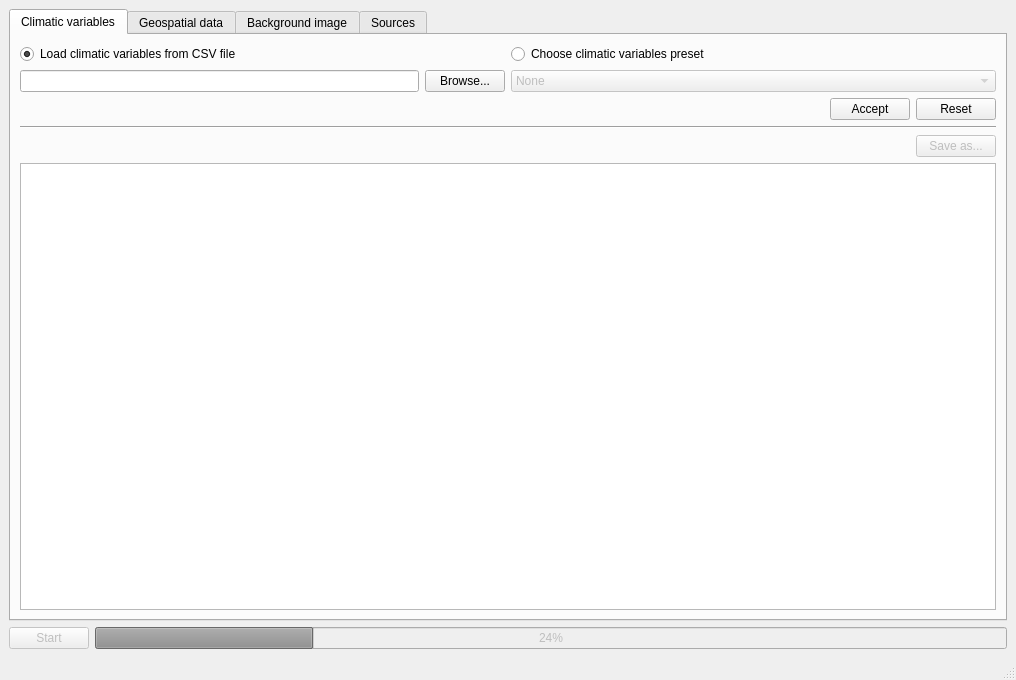
Qt form mainwindow.ui (czertyaka/gaussian_dispersal) before a commit.
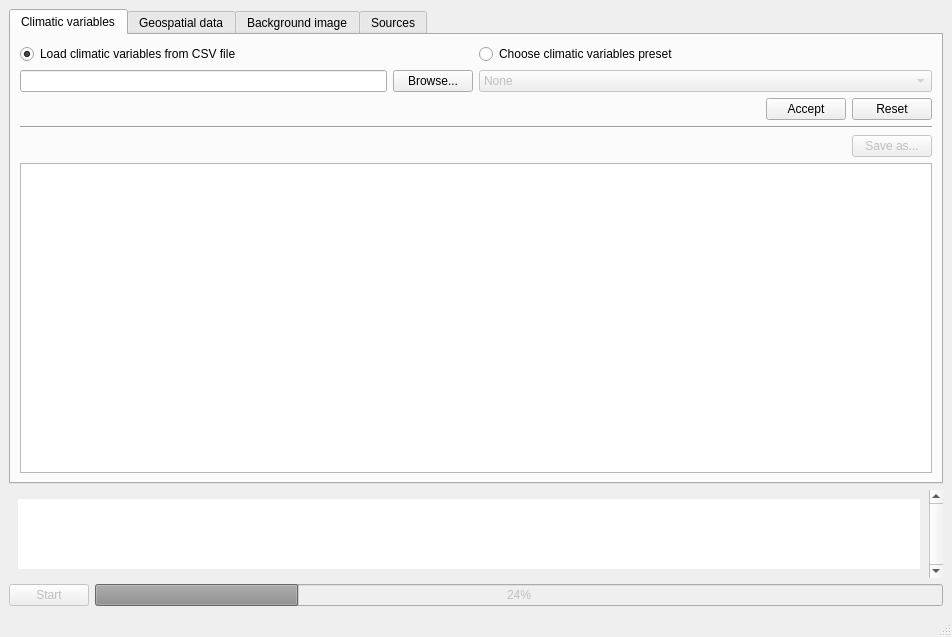
The same form after that commit. The open tabs and pages were chosen to show the change.

Commit message: GUI: log scroll area

```diff
--- a/mainwindow.ui
+++ b/mainwindow.ui
@@ -6,8 +6,8 @@
    <rect>
     <x>0</x>
     <y>0</y>
-    <width>1016</width>
-    <height>680</height>
+    <width>869</width>
+    <height>637</height>
    </rect>
   </property>
   <property name="windowTitle">
@@ -1625,6 +1625,56 @@
       </widget>
      </widget>
     </item>
+    <item>
+     <widget class="QScrollArea" name="scrollArea">
+      <property name="sizePolicy">
+       <sizepolicy hsizetype="Expanding" vsizetype="Maximum">
+        <horstretch>0</horstretch>
+        <verstretch>0</verstretch>
+       </sizepolicy>
+      </property>
+      <property name="frameShape">
+       <enum>QFrame::NoFrame</enum>
+      </property>
+      <property name="verticalScrollBarPolicy">
+       <enum>Qt::ScrollBarAlwaysOn</enum>
+      </property>
+      <property name="horizontalScrollBarPolicy">
+       <enum>Qt::ScrollBarAlwaysOff</enum>
+      </property>
+      <property name="sizeAdjustPolicy">
+       <enum>QAbstractScrollArea::AdjustToContents</enum>
+      </property>
+      <property name="widgetResizable">
+       <bool>true</bool>
+      </property>
+      <widget class="QWidget" name="scrollAreaWidgetContents">
+       <property name="geometry">
+        <rect>
+         <x>0</x>
+         <y>-10</y>
+         <width>837</width>
+         <height>86</height>
+        </rect>
+       </property>
+       <layout class="QVBoxLayout" name="verticalLayout_7">
+        <item>
+         <widget class="QPlainTextEdit" name="plainTextEdit">
+          <property name="frameShape">
+           <enum>QFrame::NoFrame</enum>
+          </property>
+          <property name="sizeAdjustPolicy">
+           <enum>QAbstractScrollArea::AdjustToContents</enum>
+          </property>
+          <property name="readOnly">
+           <bool>true</bool>
+          </property>
+         </widget>
+        </item>
+       </layout>
+      </widget>
+     </widget>
+    </item>
     <item>
      <layout class="QHBoxLayout" name="startLayout">
       <item>
```
Left out of the diff: 4 changed lines with no effect on the pictures.
